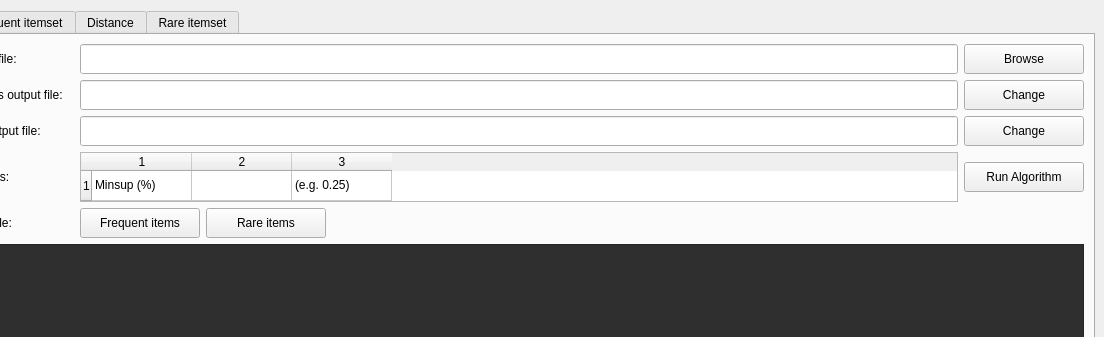
Before: the Qt Designer form AssociationRules/mainwindow.ui in fjovanovic/Association-Rules, drawn with Qt 5; both pictures show x 96 to 1200 and y 0 to 337 of the 1200 by 1000 pixel window.
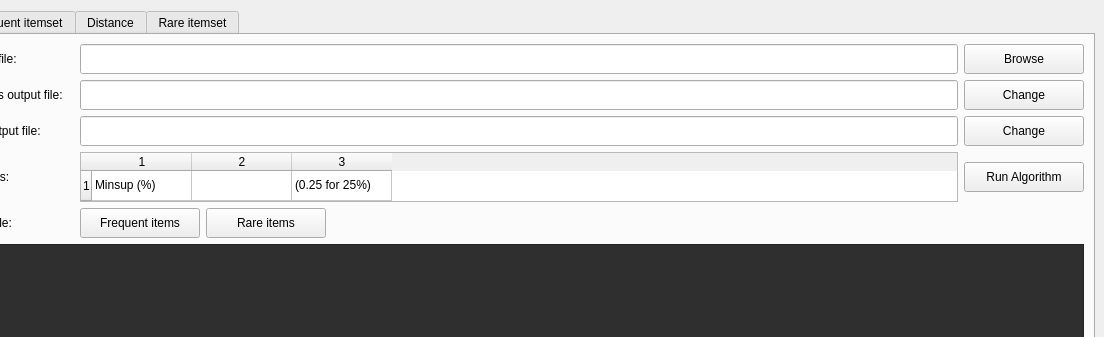
After: the same form once the commit is applied.

Commit message: Modified text for example in table

```diff
--- a/AssociationRules/mainwindow.ui
+++ b/AssociationRules/mainwindow.ui
@@ -302,7 +302,7 @@
             </item>
             <item row="0" column="2">
              <property name="text">
-              <string>(e.g. 0.25)</string>
+              <string>(0.25 for 25%)</string>
              </property>
             </item>
            </widget>
```
